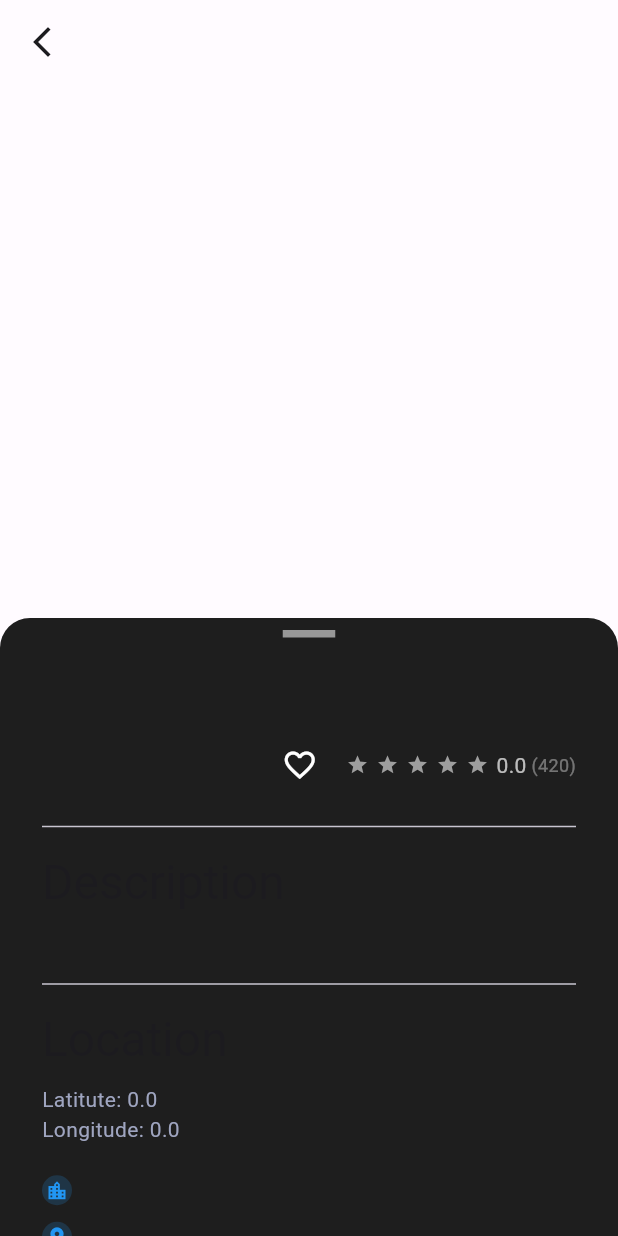
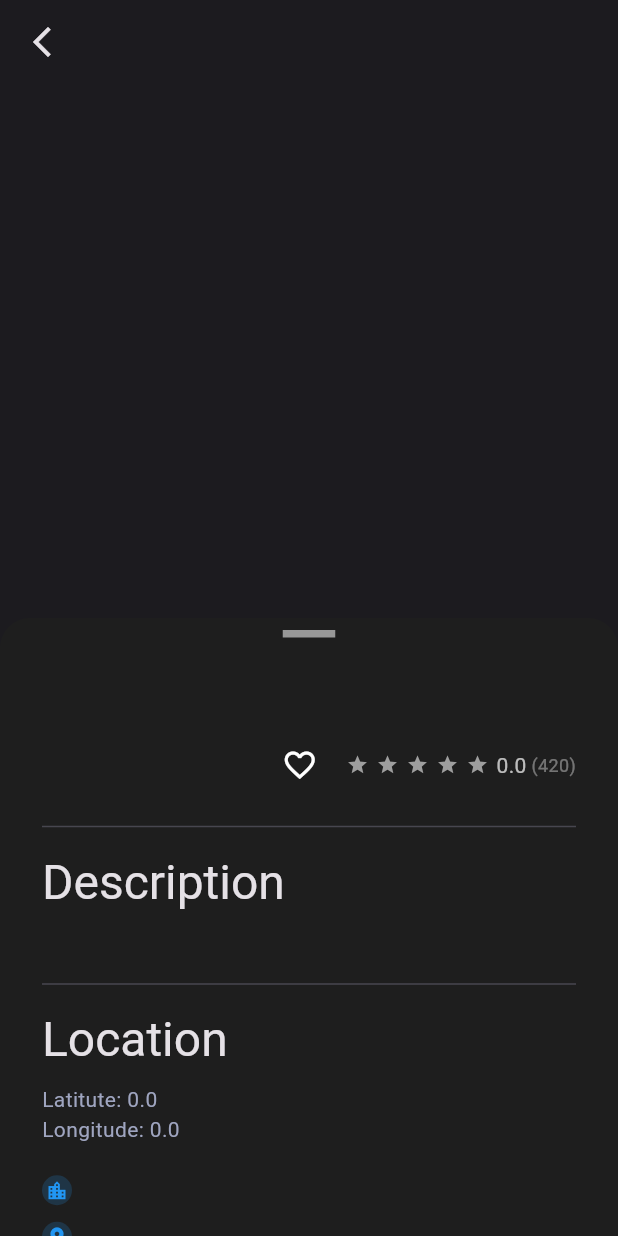
Before and after one commit to krystianpetek/AwesomePlaces, a Flutter app: the PlaceDetailsScreen screen opened directly with empty values, on a phone screen of 412 x 824 dp. Run offline on Flutter 3.47's test engine with Material 2 defaults, Android fonts, the phone set to English and light mode, and no system bars; our stand-ins replace flutter_riverpod, flutter_svg, font_awesome_flutter, go_router, google_maps_flutter, shared_preferences; accounts and stored records are empty.

Commit message:
APP - Fixed google maps height on place detail screen, removed light mode

```diff
--- a/awesome_places/lib/main.dart
+++ b/awesome_places/lib/main.dart
@@ -37,7 +37,7 @@ class _AwesomePlacesAppState extends ConsumerState<AwesomePlacesApp> {
     final router = ref.watch(routerProvider);
     return MaterialApp.router(
       title: 'Awesome Places',
-      // themeMode: ThemeMode.system,
+      themeMode: ThemeMode.dark,
       darkTheme: ApplicationThemes.darkTheme(),
       theme: ApplicationThemes.lightTheme(),
       scrollBehavior: const MaterialScrollBehavior().copyWith(dragDevices: {
--- a/awesome_places/lib/src/features/explore/presentation/place_details_screen.dart
+++ b/awesome_places/lib/src/features/explore/presentation/place_details_screen.dart
@@ -65,6 +65,7 @@ class _PlaceDetailsScreenState extends State<PlaceDetailsScreen> {
         minChildSize: 0.5,
         builder: (BuildContext context, ScrollController scrollController) {
           return Container(
+            height: 500,
             padding: const EdgeInsets.symmetric(horizontal: 20),
             clipBehavior: Clip.antiAlias,
             decoration: const BoxDecoration(
@@ -139,14 +140,16 @@ class _PlaceDetailsScreenState extends State<PlaceDetailsScreen> {
                       "Location",
                       style: Theme.of(context).textTheme.headlineLarge,
                     ),
-                    location(context),
+                    SizedBox(child: location(context)),
                     const PlaceDivider(),
                     Text(
                       "Route",
                       style: Theme.of(context).textTheme.headlineLarge,
                     ),
                     const SizedBox(height: 10),
-                    SizedBox(
+                    Container(
+                      constraints:
+                          BoxConstraints(minHeight: 100, maxHeight: 600),
                       child: navigation(),
                     ),
                   ],
```
